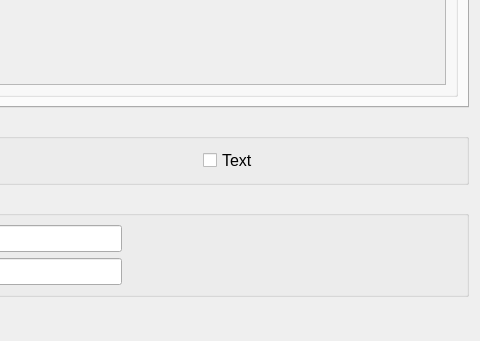
Above: pycontrolsystem/Client/designer/ProcedureDialog.ui from DanielWinklehner/pycontrolsystem before the change; both pictures show x 626 to 1106 and y 535 to 876 of the 1106 by 876 pixel window. Below: the same form after it.
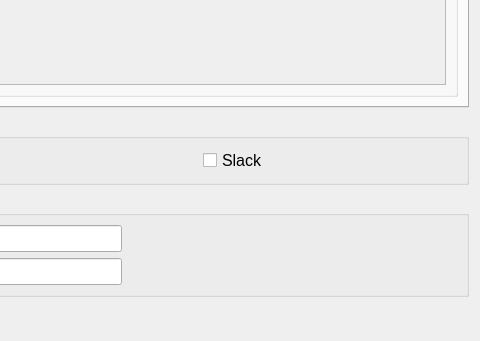
That is the form after the change.

```diff
--- a/pycontrolsystem/Client/designer/ProcedureDialog.ui
+++ b/pycontrolsystem/Client/designer/ProcedureDialog.ui
@@ -895,7 +895,7 @@
         <item>
          <widget class="QCheckBox" name="chkText">
           <property name="text">
-           <string>Text</string>
+           <string>Slack</string>
           </property>
          </widget>
         </item>
```
Left out of the diff: 4 changed lines with no effect on the pictures.
